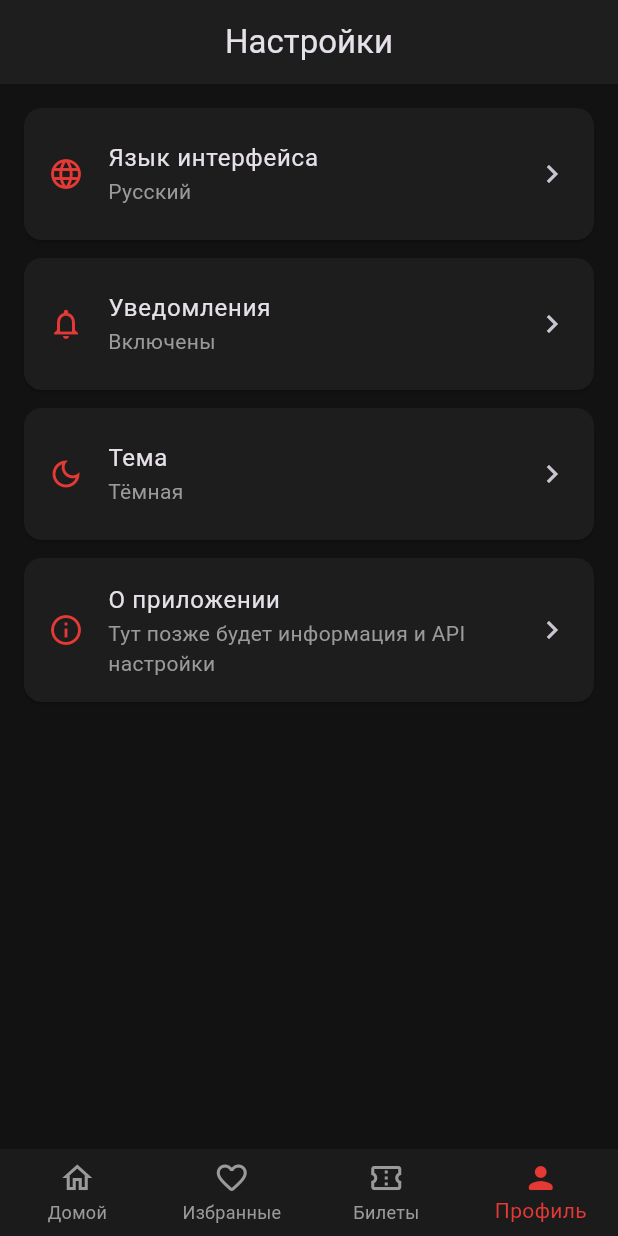
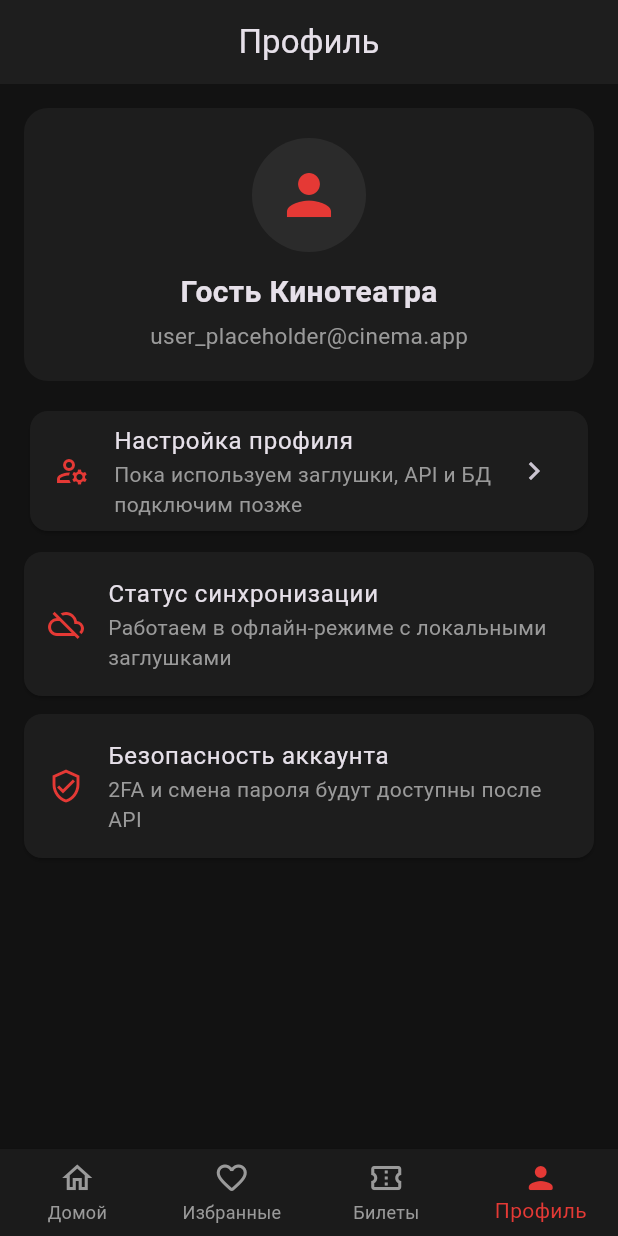
Before and after one commit to Ref4te/Flutter-CinemaApp, a Flutter app: the MainNavigationScreen screen opened directly, item 4 of the bottom bar chosen, on a phone screen of 412 x 824 dp. Run offline on Flutter 3.47's test engine with Material 3 defaults, Android fonts, the phone set to English and light mode, and no system bars; our stand-ins replace flutter_svg; network calls fail.

Commit message:
Add mock profile, favorites, and tickets screens

```diff
--- a/lib/navigation/main_navigation_screen.dart
+++ b/lib/navigation/main_navigation_screen.dart
@@ -1,7 +1,9 @@
 import 'package:flutter/material.dart';
 
+import '../favorites/favorites_page.dart';
 import '../homepage/home_page.dart';
-import '../settings/settings_page.dart';
+import '../profile/profile_page.dart';
+import '../tickets/tickets_page.dart';
 
 class MainNavigationScreen extends StatefulWidget {
   const MainNavigationScreen({super.key});
@@ -15,16 +17,10 @@ class _MainNavigationScreenState extends State<MainNavigationScreen> {
 
   late final List<Widget> _pages = <Widget>[
     const HomePage(),
-    const Center(child: Text('Избранные фильмы', style: _textStyle)),
-    const Center(child: Text('Ваши билеты', style: _textStyle)),
-    const SettingsPage(),
+    const FavoritesPage(),
+    const TicketsPage(),
+    const ProfilePage(),
   ];
-
-  static const TextStyle _textStyle = TextStyle(
-    fontSize: 24,
-    fontWeight: FontWeight.bold,
-    color: Colors.white,
-  );
 
   void _onTabTapped(int index) {
     setState(() {
--- /dev/null
+++ b/lib/profile/profile_page.dart
@@ -0,0 +1,126 @@
+import 'package:flutter/material.dart';
+
+import '../settings/settings_page.dart';
+
+class ProfilePage extends StatelessWidget {
+  const ProfilePage({super.key});
+
+  static const String _mockName = 'Гость Кинотеатра';
+  static const String _mockEmail = 'user_placeholder@cinema.app';
+
+  @override
+  Widget build(BuildContext context) {
+    return Scaffold(
+      appBar: AppBar(title: const Text('Профиль')),
+      body: ListView(
+        padding: const EdgeInsets.all(16),
+        children: [
+          const _ProfileHeader(name: _mockName, email: _mockEmail),
+          const SizedBox(height: 16),
+          Card(
+            color: const Color(0xFF1D1D1D),
+            child: ListTile(
+              leading: const Icon(
+                Icons.manage_accounts_outlined,
+                color: Color(0xFFE53935),
+              ),
+              title: const Text('Настройка профиля'),
+              subtitle: const Text(
+                'Пока используем заглушки, API и БД подключим позже',
+                style: TextStyle(color: Color(0xFF9A9A9A)),
+              ),
+              trailing: const Icon(Icons.chevron_right),
+              onTap: () {
+                Navigator.push(
+                  context,
+                  MaterialPageRoute(builder: (_) => const SettingsPage()),
+                );
+              },
+            ),
+          ),
+          const SizedBox(height: 10),
+          const _InfoCard(
+            icon: Icons.cloud_off_outlined,
+            title: 'Статус синхронизации',
+            subtitle: 'Работаем в офлайн-режиме с локальными заглушками',
+          ),
+          const _InfoCard(
+            icon: Icons.verified_user_outlined,
+            title: 'Безопасность аккаунта',
+            subtitle: '2FA и смена пароля будут доступны после API',
+          ),
+        ],
+      ),
+    );
+  }
+}
+
+class _ProfileHeader extends StatelessWidget {
+  const _ProfileHeader({required this.name, required this.email});
+
+  final String name;
+  final String email;
+
+  @override
+  Widget build(BuildContext context) {
+    return Container(
+      padding: const EdgeInsets.all(20),
+      decoration: BoxDecoration(
+        color: const Color(0xFF1D1D1D),
+        borderRadius: BorderRadius.circular(16),
+      ),
+      child: Column(
+        children: [
+          const CircleAvatar(
+            radius: 38,
+            backgroundColor: Color(0xFF2B2B2B),
+            child: Icon(
+              Icons.person,
+              size: 44,
+              color: Color(0xFFE53935),
+            ),
+          ),
+          const SizedBox(height: 12),
+          Text(
+            name,
+            style: const TextStyle(fontSize: 20, fontWeight: FontWeight.w600),
+          ),
+          const SizedBox(height: 4),
+          Text(
+            email,
+            style: const TextStyle(color: Color(0xFF9A9A9A), fontSize: 15),
+          ),
+        ],
+      ),
+    );
+  }
+}
+
+class _InfoCard extends StatelessWidget {
+  const _InfoCard({
+    required this.icon,
+    required this.title,
+    required this.subtitle,
+  });
+
+  final IconData icon;
+  final String title;
+  final String subtitle;
+
+  @override
+  Widget build(BuildContext context) {
+    return Card(
+      color: const Color(0xFF1D1D1D),
+      margin: const EdgeInsets.only(bottom: 12),
+      child: ListTile(
+        contentPadding: const EdgeInsets.symmetric(horizontal: 16, vertical: 8),
+        leading: Icon(icon, color: const Color(0xFFE53935)),
+        title: Text(title),
+        subtitle: Text(
+          subtitle,
+          style: const TextStyle(color: Color(0xFF9A9A9A)),
+        ),
+      ),
+    );
+  }
+}
--- a/lib/settings/settings_page.dart
+++ b/lib/settings/settings_page.dart
@@ -6,29 +6,29 @@ class SettingsPage extends StatelessWidget {
   @override
   Widget build(BuildContext context) {
     return Scaffold(
-      appBar: AppBar(title: const Text('Настройки')),
+      appBar: AppBar(title: const Text('Настройка профиля')),
       body: ListView(
         padding: const EdgeInsets.all(16),
         children: const [
           _SettingsTile(
-            icon: Icons.language,
-            title: 'Язык интерфейса',
-            subtitle: 'Русский',
+            icon: Icons.edit_outlined,
+            title: 'Имя профиля',
+            subtitle: 'Гость Кинотеатра (заглушка, сохранение позже через API)',
           ),
           _SettingsTile(
-            icon: Icons.notifications_none,
-            title: 'Уведомления',
-            subtitle: 'Включены',
+            icon: Icons.email_outlined,
+            title: 'Email',
+            subtitle: 'user_placeholder@cinema.app (данные пока из заглушки)',
           ),
           _SettingsTile(
-            icon: Icons.dark_mode_outlined,
-            title: 'Тема',
-            subtitle: 'Тёмная',
+            icon: Icons.lock_outline,
+            title: 'Пароль и безопасность',
+            subtitle: 'Раздел появится после интеграции backend/API',
           ),
           _SettingsTile(
-            icon: Icons.info_outline,
-            title: 'О приложении',
-            subtitle: 'Тут позже будет информация и API настройки',
+            icon: Icons.sync_problem_outlined,
+            title: 'Синхронизация данных',
+            subtitle: 'Сейчас используется локальный mock без БД',
           ),
         ],
       ),
```
Also changed, not shown: lib/favorites/favorites_page.dart (added, +58 -0 lines), lib/tickets/tickets_page.dart (added, +73 -0 lines).
